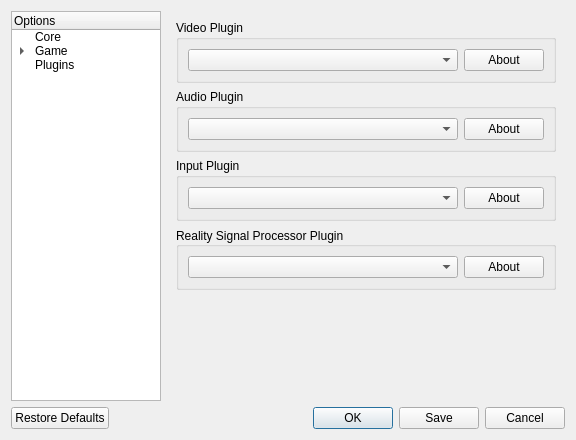
First picture: the form in Source/RMG/UserInterface/Dialog/SettingsDialog.ui, repository Rosalie241/RMG, before the edit.
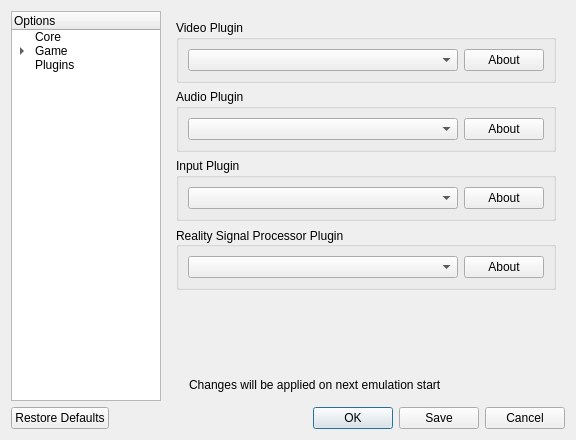
Second picture: the form after the edit. Icons and pictures are not drawn.

Commit message: show info when emulation is running

Patch:
```diff
--- a/Source/RMG/UserInterface/Dialog/SettingsDialog.ui
+++ b/Source/RMG/UserInterface/Dialog/SettingsDialog.ui
@@ -617,6 +617,48 @@
              </property>
             </spacer>
            </item>
+           <item>
+            <layout class="QHBoxLayout" name="emulationInfoLayout_2">
+             <item>
+              <widget class="QLabel" name="label_12">
+               <property name="sizePolicy">
+                <sizepolicy hsizetype="Minimum" vsizetype="Preferred">
+                 <horstretch>0</horstretch>
+                 <verstretch>0</verstretch>
+                </sizepolicy>
+               </property>
+               <property name="text">
+                <string/>
+               </property>
+               <property name="pixmap">
+                <pixmap resource="SettingsDialog.qrc">:/newPrefix/Resource/Info.ico</pixmap>
+               </property>
+               <property name="wordWrap">
+                <bool>false</bool>
+               </property>
+              </widget>
+             </item>
+             <item>
+              <widget class="QLabel" name="label_11">
+               <property name="sizePolicy">
+                <sizepolicy hsizetype="Expanding" vsizetype="Minimum">
+                 <horstretch>0</horstretch>
+                 <verstretch>0</verstretch>
+                </sizepolicy>
+               </property>
+               <property name="midLineWidth">
+                <number>1</number>
+               </property>
+               <property name="text">
+                <string>Changes will be applied on next emulation start</string>
+               </property>
+               <property name="textFormat">
+                <enum>Qt::PlainText</enum>
+               </property>
+              </widget>
+             </item>
+            </layout>
+           </item>
           </layout>
          </widget>
         </widget>
```
Left out of the diff: 130 changed lines with no effect on the pictures. The commit also changes 10 other files.
